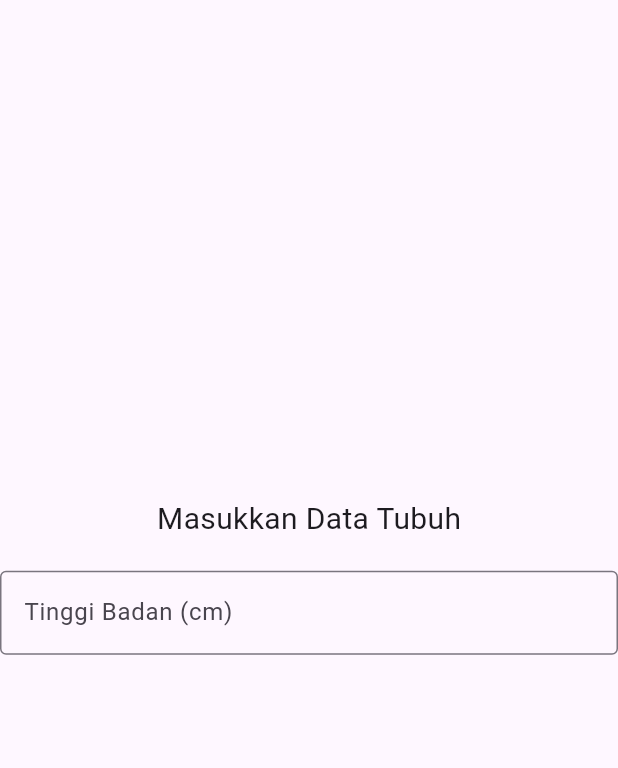
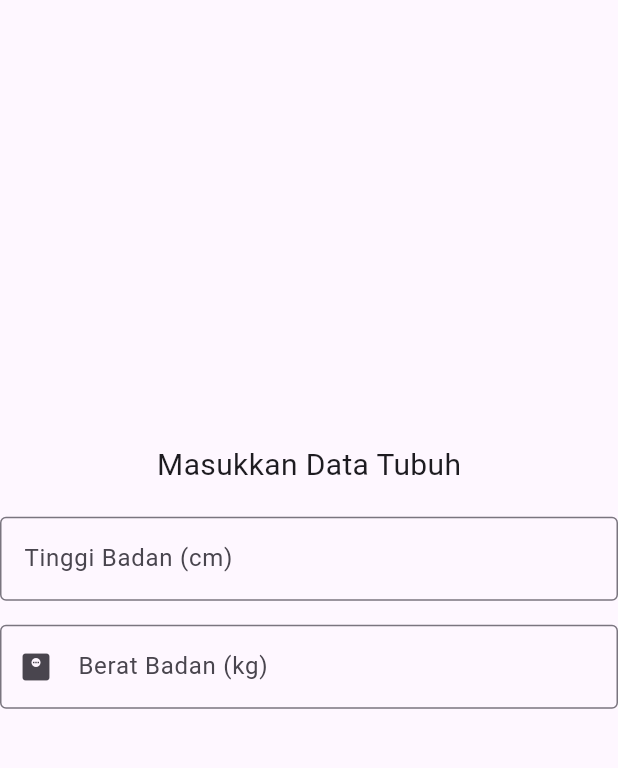
Before and after one commit to haikalassiddiqqi/uas_fitcheck_kalori, a Flutter app: the screen it shows after launch, on a phone screen of 412 x 824 dp, the part 84-852 px from its top. Run offline on Flutter 3.47's test engine with Material 3 defaults, Android fonts, the phone set to English and light mode, and no system bars.

Commit message:
Menambah input berat badan

```diff
--- a/lib/main.dart
+++ b/lib/main.dart
@@ -100,7 +100,17 @@ children: <Widget>[
       labelText: 'Tinggi Badan (cm)',
       border: OutlineInputBorder(),
     ),
-  ),// Jangan lupa koma atau kurung tutupnya
+  ),
+  const SizedBox(height: 16), // Jarak antar inputan agar tidak mepet
+TextField(
+  keyboardType: TextInputType.number,
+  decoration: InputDecoration(
+    labelText: 'Berat Badan (kg)',
+    hintText: 'Contoh: 65',
+    border: OutlineInputBorder(),
+    prefixIcon: Icon(Icons.monitor_weight), // Ikon timbangan berat badan
+  ),
+),// Jangan lupa koma atau kurung tutupnya
 ],
 
           // Column is also a layout widget. It takes a list of children and
```
